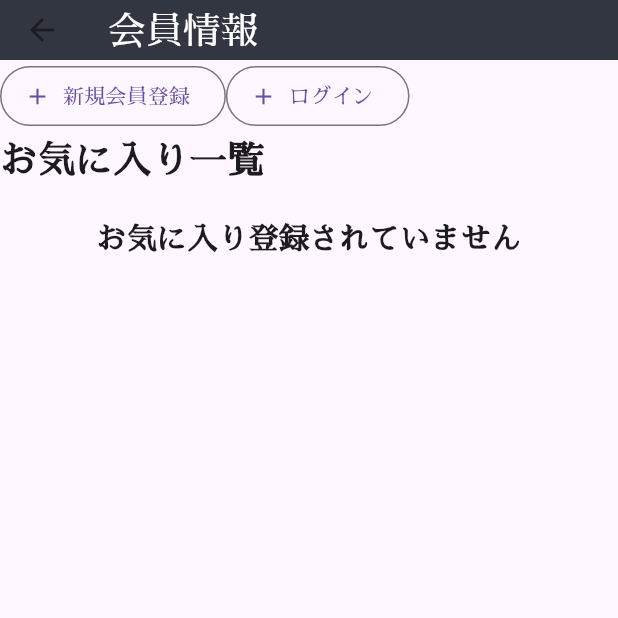
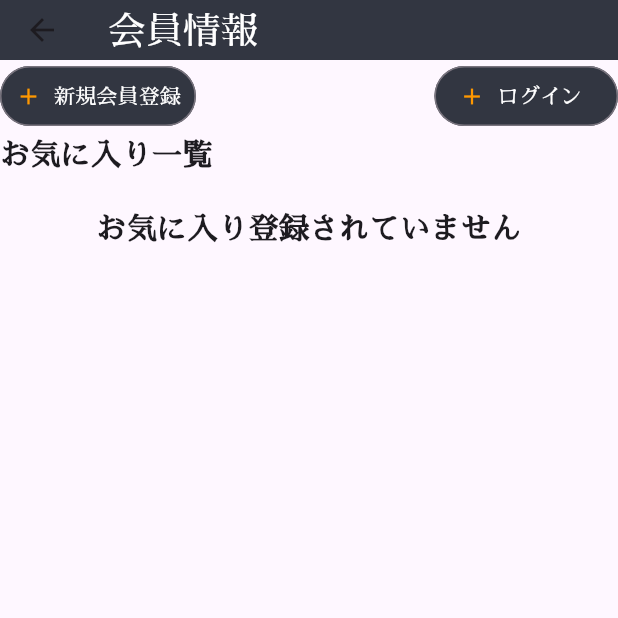
Before and after one commit to nakaharaPro/CaraqueApp, a Flutter app: the MemberInfoScreen screen opened directly, on a phone screen of 412 x 824 dp, the top half of it. Run offline on Flutter 3.47's test engine with Material 3 defaults, Android fonts, the phone set to English and light mode, and no system bars; our stand-ins replace cloud_firestore, firebase_auth, firebase_core, firebase_remote_config, flutter_riverpod, flutter_staggered_animations and 6 more; missing offline and left inert: flutter_email_sender; accounts and stored records are empty; generated files the repository leaves out were written again.

Commit message:
ボタン修正

```diff
--- a/lib/view/pages/my_home_page/compornents/main_screen/components/member_info_screen.dart
+++ b/lib/view/pages/my_home_page/compornents/main_screen/components/member_info_screen.dart
@@ -74,7 +74,10 @@ class _MemberInfoScreenState extends State<MemberInfoScreen> {
                   ),
                   children: [
                     Row(
+                      mainAxisAlignment: MainAxisAlignment.spaceBetween,
+
                       children: [
+
                         _signUpButton(),
                         Obx(() {
                           if (AuthController.to.rxAuthUser.value == null) {
@@ -92,8 +95,9 @@ class _MemberInfoScreenState extends State<MemberInfoScreen> {
               // お気に入りリスト
               AnimationLimiter(
                 child: favoriteList.isEmpty
-                    ? _favoriteNone()//お気に入りリストが登録なければ
-                    : ListView.builder(//お気に入りリストの登録があれば
+                    ? _favoriteNone() //お気に入りリストが登録なければ
+                    : ListView.builder(
+                        //お気に入りリストの登録があれば
                         physics:
                             const NeverScrollableScrollPhysics(), // 内側のListViewのスクロールを無効にする
                         shrinkWrap: true, // 内側のListViewの高さをコンテンツに合わせる
@@ -107,7 +111,8 @@ class _MemberInfoScreenState extends State<MemberInfoScreen> {
                               verticalOffset: 50.0,
                               child: FadeInAnimation(
                                 child: _favoriteProducts(
-                                  pageList[productIndex]['favoriteState'] ?? false,
+                                  pageList[productIndex]['favoriteState'] ??
+                                      false,
                                   pageList[productIndex]['imagePath'] ?? '',
                                   pageList[productIndex]['title'] ?? '',
                                   productIndex,
@@ -128,35 +133,51 @@ class _MemberInfoScreenState extends State<MemberInfoScreen> {
   // ログインボタン関数
   Widget _loginButton() {
     return OutlinedButton.icon(
+      style: OutlinedButton.styleFrom(
+        iconColor: ColorsConst.constColorOrange,
+        backgroundColor: ColorsConst.constColorGrey,
+      ),
       onPressed: () {
         Get.toNamed(LoginScreen.path);
       },
       icon: const Icon(Icons.add),
       label: const Text(
         'ログイン',
-        selectionColor: Colors.black,
+        style: TextStyle(color: Colors.white),
       ),
     );
   }
 
-
-
   // サインアップボタン関数
   Widget _signUpButton() {
     return OutlinedButton.icon(
+      style: OutlinedButton.styleFrom(
+        padding: const EdgeInsets.all(10.0),
+        iconColor: ColorsConst.constColorOrange,
+        backgroundColor: ColorsConst.constColorGrey,
+      ),
       onPressed: () {
         Get.toNamed(SignupScreen.path);
       },
       icon: const Icon(Icons.add),
-      label: const Text("新規会員登録"),
+      label: const Text(
+        "新規会員登録",
+        style: TextStyle(color: Colors.white),
+      ),
     );
   }
 
   Widget _logout() {
     final authController = AuthController.to;
     return ElevatedButton(
+      style: ElevatedButton.styleFrom(
+          padding: const EdgeInsets.all(10.0),
+          backgroundColor: ColorsConst.constColorGrey),
       onPressed: authController.onSignOutButtonPressed,
-      child: const Text("ログアウト"),
+      child: const Text(
+        "ログアウト",
+        style: TextStyle(color: Colors.white),
+      ),
     );
   }
 
@@ -165,7 +186,7 @@ class _MemberInfoScreenState extends State<MemberInfoScreen> {
       alignment: Alignment.topLeft, // 左よせ
       child: Text(
         "お気に入り一覧",
-        style: TextStyle(fontSize: 25.0, fontWeight: FontWeight.bold),
+        style: TextStyle(fontSize: 20.0, fontWeight: FontWeight.bold),
         textAlign: TextAlign.left,
       ),
     );
```
Also changed, not shown: lib/view/pages/my_home_page/compornents/main_screen/components/product_ Individual/product_individual_2.dart (deleted, +0 -49 lines).
